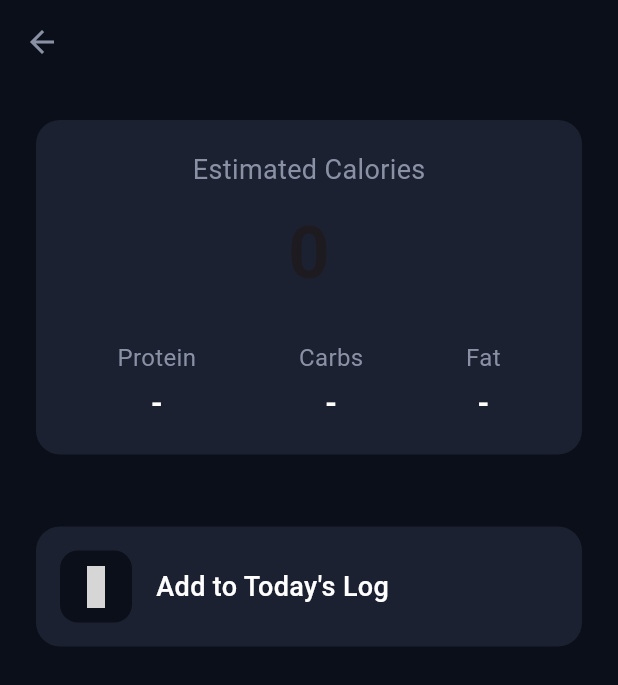
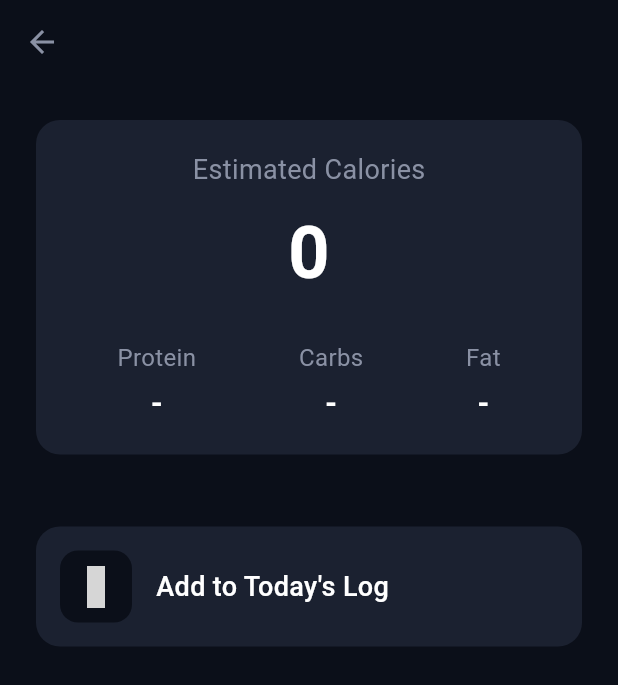
Before and after one commit to YazKzirius/KzNutrition, a Flutter app: the NutritionalInfoScreen screen opened directly with empty values, on a phone screen of 412 x 824 dp. Shown: the top 685 px of the screen. Run offline on Flutter 3.47's test engine with Material 3 defaults, Android fonts, the light colour scheme and no system bars; our stand-ins replace camera, flutter_dotenv, google_generative_ai, image_picker, material_symbols_icons; grey boxes are pictures that could not be loaded.

```diff
--- a/lib/NutritionalInfoScreen.dart
+++ b/lib/NutritionalInfoScreen.dart
@@ -31,7 +31,7 @@ class NutritionalInfoScreen extends StatelessWidget {
     return Scaffold(
       backgroundColor: AppColours.background,
       appBar: AppBar(
-        title: Text(foodName),
+        title: Text(foodName, style: const TextStyle(color: AppColours.textPrimary)),
         backgroundColor: Colors.transparent,
         elevation: 0,
         iconTheme: const IconThemeData(color: AppColours.textSecondary),
@@ -67,7 +67,7 @@ class NutritionalInfoScreen extends StatelessWidget {
                         fontSize: 18, color: AppColours.textSecondary)),
                     const SizedBox(height: 8),
                     Text(calories.toString(), style: const TextStyle(
-                        fontSize: 48, fontWeight: FontWeight.bold)),
+                        fontSize: 48, fontWeight: FontWeight.bold, color: AppColours.textPrimary)),
                     const SizedBox(height: 24),
                     Row(
                       mainAxisAlignment: MainAxisAlignment.spaceAround,
```
